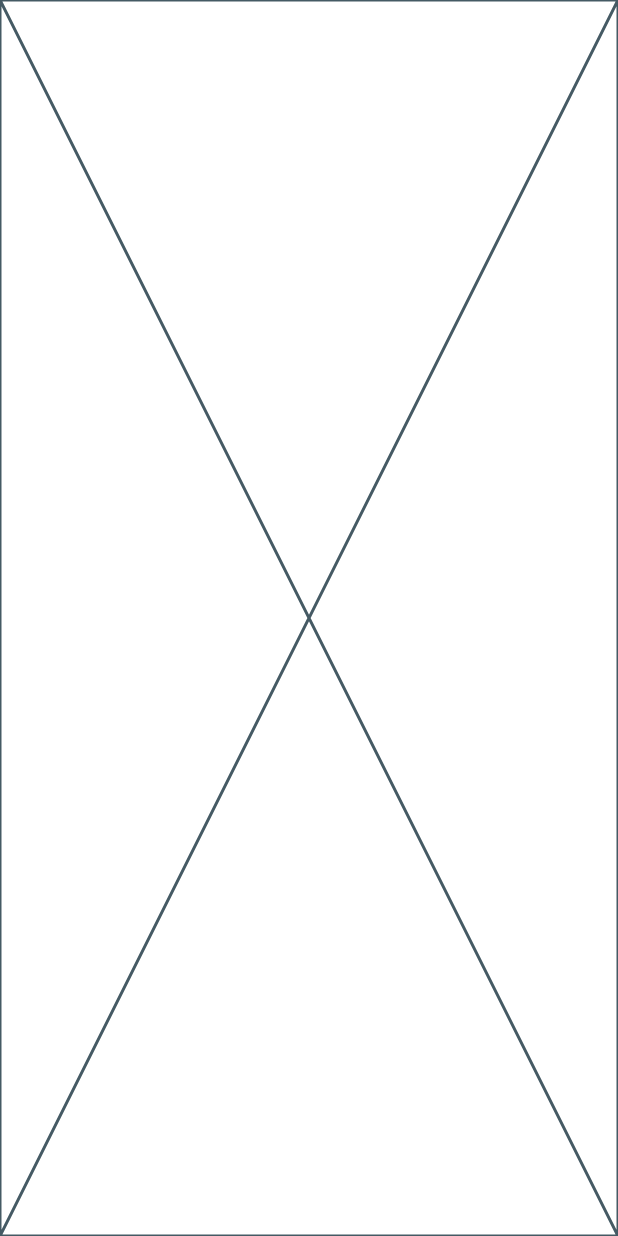
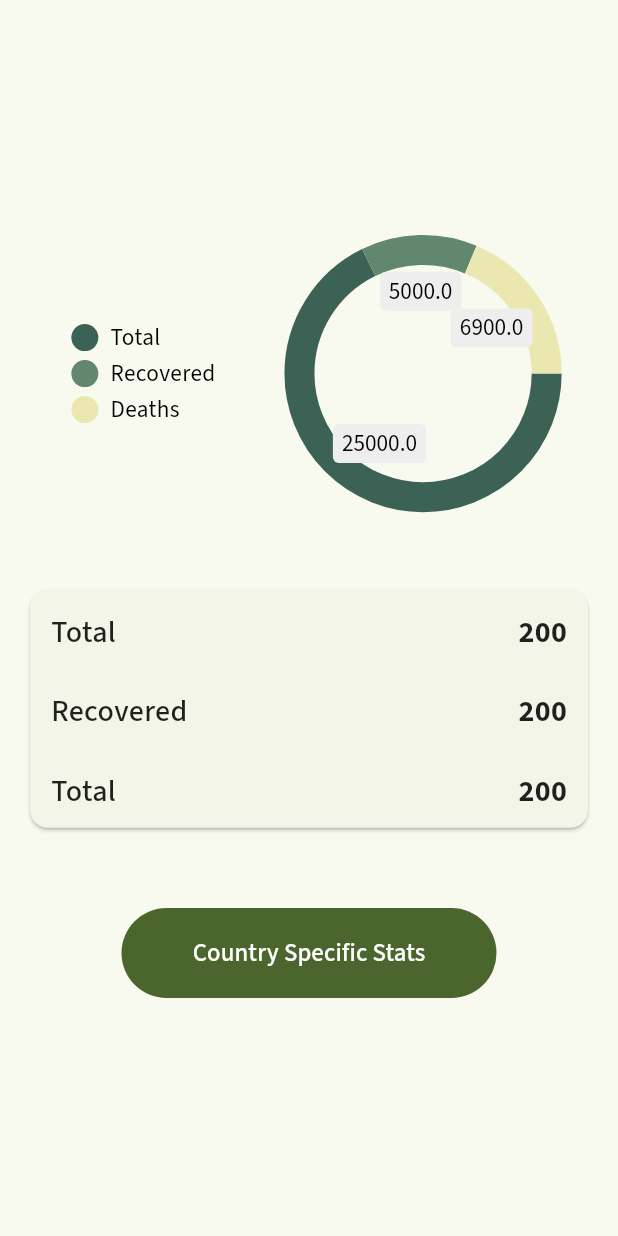
Before and after one commit to vinaytiparadi/covitracer, a Flutter app: the screen it shows after launch, on a phone screen of 412 x 824 dp. Run offline on Flutter 3.47's test engine with Material 2 defaults, Android fonts, the phone set to English and light mode, and no system bars; drawn by our look-alikes of pie_chart; our stand-ins replace google_fonts.

Commit message:
design stats home page

```diff
--- a/lib/View/world_states.dart
+++ b/lib/View/world_states.dart
@@ -1,4 +1,6 @@
 import 'package:flutter/material.dart';
+import 'package:google_fonts/google_fonts.dart';
+import 'package:pie_chart/pie_chart.dart';
 
 class WorldStatsScreen extends StatefulWidget {
   const WorldStatsScreen({Key? key}) : super(key: key);
@@ -7,9 +9,99 @@ class WorldStatsScreen extends StatefulWidget {
   State<WorldStatsScreen> createState() => _WorldStatsScreenState();
 }
 
-class _WorldStatsScreenState extends State<WorldStatsScreen> {
+class _WorldStatsScreenState extends State<WorldStatsScreen> with TickerProviderStateMixin{
+
+
+  late final AnimationController _controller =
+  AnimationController(vsync: this, duration: const Duration(seconds: 3))
+    ..repeat();
+
+  @override
+  void dispose(){
+    super.dispose();
+    _controller.dispose();
+  }
+
+  final colorList = <Color> [
+    const Color(0xff3C6255),
+    const Color(0xff61876E),
+    const Color(0xffEAE7B1),
+  ];
+
   @override
   Widget build(BuildContext context) {
-    return const Placeholder();
+    return Scaffold(
+      body: SafeArea(
+        child: Padding(
+          padding: const EdgeInsets.all(16.0),
+          child: Column(
+            mainAxisAlignment: MainAxisAlignment.center,
+            children: [
+              // SizedBox(height: MediaQuery.of(context).size.height*0.06,),
+              PieChart(
+                  dataMap: {
+                    'Total': 25000,
+                    'Recovered': 5000,
+                    'Deaths': 6900
+                  },
+                legendOptions: LegendOptions(
+                  legendPosition: LegendPosition.left,
+                  legendTextStyle: GoogleFonts.sourceSans3(textStyle: const TextStyle(color: Colors.black, fontSize: 15.5)),
+                ),
+                animationDuration: const Duration(milliseconds: 1200),
+                chartType: ChartType.ring,
+                colorList: colorList,
+                chartRadius: MediaQuery.of(context).size.width/2.5,
+                chartValuesOptions: ChartValuesOptions(
+                  chartValueStyle: GoogleFonts.sourceSans3(textStyle: const TextStyle(color: Colors.black, fontSize: 15.5),),
+                ),
+              ),
+              SizedBox(height: MediaQuery.of(context).size.height*0.06,),
+              Card(
+                child: Column(
+                  children: [
+                    ReusableRow(title: 'Total', value: '200'),
+                    ReusableRow(title: 'Recovered', value: '200'),
+                    ReusableRow(title: 'Total', value: '200'),
+                  ],
+                ),
+              ),
+              SizedBox(height: MediaQuery.of(context).size.height*0.06,),
+              SizedBox(
+                height: 60,
+                width: 250,
+                child: FilledButton(
+                    onPressed: (){}, child: const Text('Country Specific Stats', style: const TextStyle(fontSize: 16.5),),),
+              )
+            ],
+          ),
+        ),
+      ),
+    );
   }
 }
+
+class ReusableRow extends StatelessWidget {
+  String title, value;
+  ReusableRow({Key? key, required this.title, required this.value}) : super(key: key);
+
+  @override
+  Widget build(BuildContext context) {
+    return Padding(
+      padding: const EdgeInsets.only(left: 14.0, right: 14.0, top: 14.0, bottom: 5.0),
+      child: Column(
+        children: [
+          Row(
+            mainAxisAlignment: MainAxisAlignment.spaceBetween,
+            children: [
+              Text(title, style: const TextStyle(fontSize: 20, fontWeight: FontWeight.w500),),
+              Text(value, style: const TextStyle(fontSize: 20, fontWeight: FontWeight.w700)),
+            ],
+          ),
+          const SizedBox(height: 5.0,),
+          // const Divider(color: Colors.grey, thickness: 0.2),
+        ],
+      ),
+    );
+  }
+}
--- a/lib/main.dart
+++ b/lib/main.dart
@@ -18,7 +18,7 @@ class MyApp extends StatelessWidget {
       theme: ThemeData(
         textTheme: GoogleFonts.sourceSans3TextTheme(),
         useMaterial3: true,
-        primarySwatch: Colors.lightGreen,
+        colorSchemeSeed: Colors.lightGreenAccent,
       ),
       home: const SplashScreen(),
     );
```
